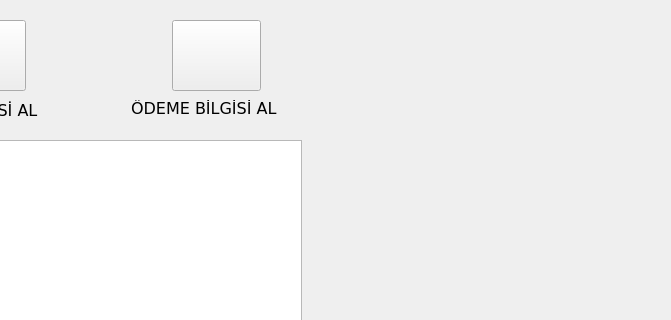
Above: mdb/mainwindow.ui from nerdogan/nenra before the change; both pictures show x 129 to 800 and y 0 to 320 of the 800 by 600 pixel window. Below: the same form after it.
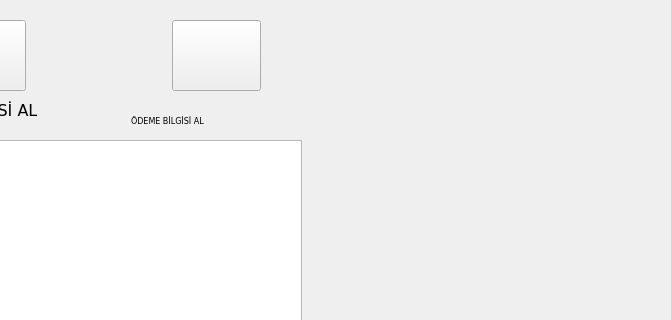
That is the form after the change.

```diff
--- a/mdb/mainwindow.ui
+++ b/mdb/mainwindow.ui
@@ -186,14 +186,14 @@
      <rect>
       <x>260</x>
       <y>100</y>
-      <width>171</width>
-      <height>16</height>
+      <width>511</width>
+      <height>41</height>
      </rect>
     </property>
     <property name="font">
      <font>
       <family>Verdana</family>
-      <pointsize>12</pointsize>
+      <pointsize>6</pointsize>
      </font>
     </property>
     <property name="text">
```
